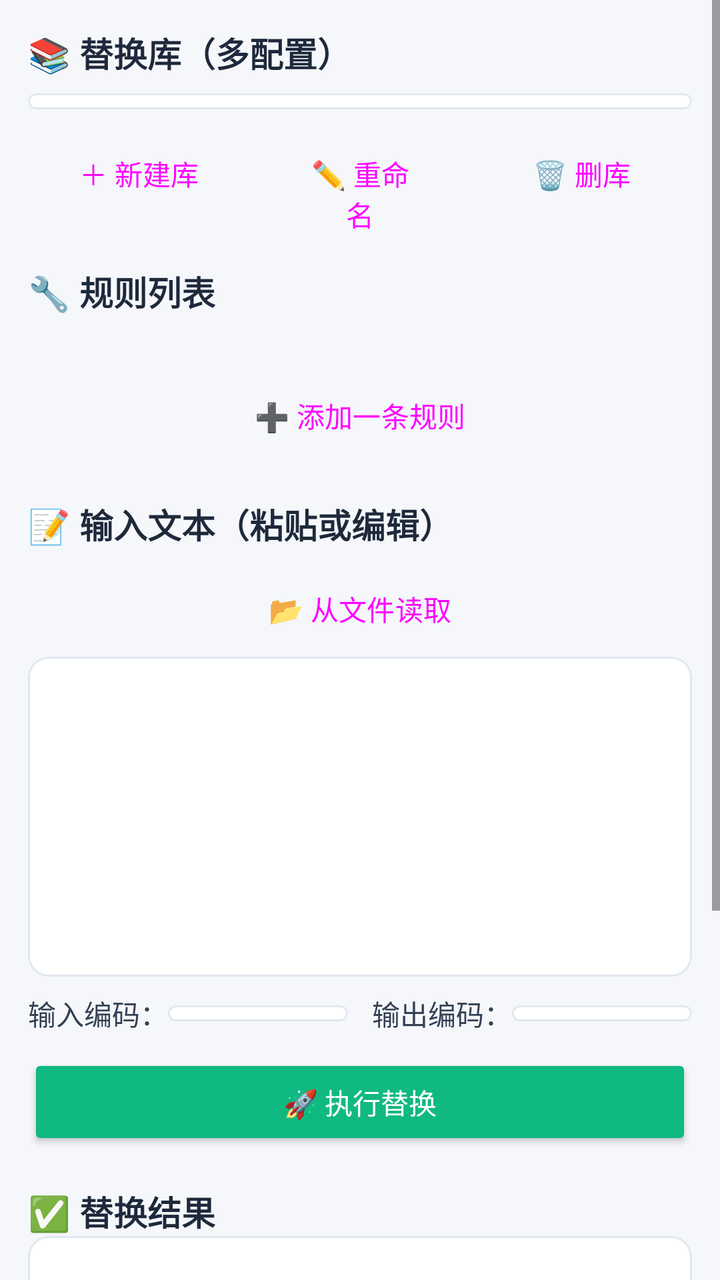
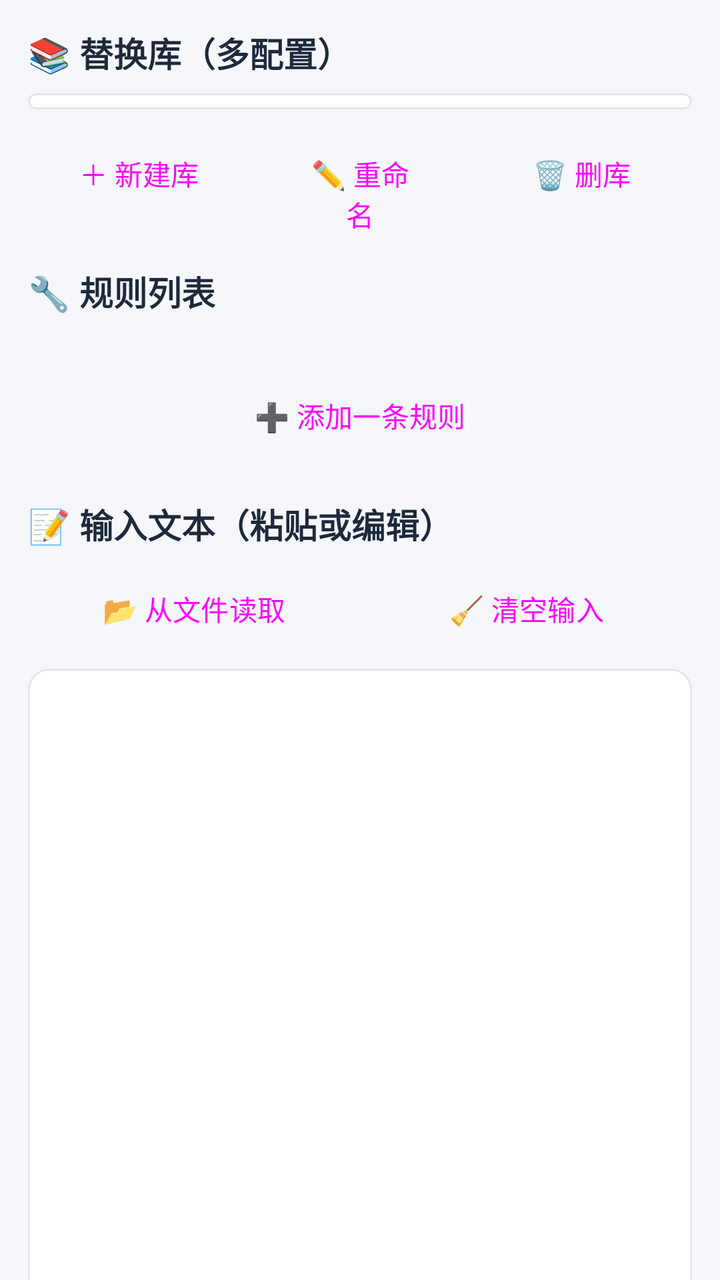

Compare the two renders of this Android layout. The source of the first and the diff that turns it into the second are given below.
<!-- AndroidManifest.xml: application theme Theme.TxtReplacer -->
<!-- res/layout/activity_main.xml -->
<?xml version="1.0" encoding="utf-8"?>
<ScrollView xmlns:android="http://schemas.android.com/apk/res/android"
    android:layout_width="match_parent"
    android:layout_height="match_parent"
    android:background="@color/bg"
    android:fillViewport="true">

    <LinearLayout
        android:layout_width="match_parent"
        android:layout_height="wrap_content"
        android:orientation="vertical"
        android:padding="14dp">

        
        <TextView
            android:layout_width="wrap_content"
            android:layout_height="wrap_content"
            android:text="📚 替换库（多配置）"
            android:textSize="17sp"
            android:textStyle="bold"
            android:textColor="#1E293B" />

        <Spinner
            android:id="@+id/spinner_library"
            android:layout_width="match_parent"
            android:layout_height="wrap_content"
            android:layout_marginTop="8dp"
            android:background="@drawable/bg_input" />

        <LinearLayout
            android:layout_width="match_parent"
            android:layout_height="wrap_content"
            android:orientation="horizontal"
            android:layout_marginTop="8dp">

            <Button
                android:id="@+id/btn_new_library"
                android:layout_width="0dp"
                android:layout_height="wrap_content"
                android:layout_weight="1"
                android:text="＋ 新建库"
                android:textAllCaps="false"
                style="@style/Widget.Material3.Button.TonalButton" />

            <Button
                android:id="@+id/btn_rename_library"
                android:layout_width="0dp"
                android:layout_height="wrap_content"
                android:layout_weight="1"
                android:text="✏️ 重命名"
                android:textAllCaps="false"
                style="@style/Widget.Material3.Button.TonalButton" />

            <Button
                android:id="@+id/btn_delete_library"
                android:layout_width="0dp"
                android:layout_height="wrap_content"
                android:layout_weight="1"
                android:text="🗑️ 删库"
                android:textAllCaps="false"
                style="@style/Widget.Material3.Button.TonalButton" />
        </LinearLayout>

        
        <TextView
            android:layout_width="wrap_content"
            android:layout_height="wrap_content"
            android:layout_marginTop="18dp"
            android:text="🔧 规则列表"
            android:textSize="17sp"
            android:textStyle="bold"
            android:textColor="#1E293B" />

        <TextView
            android:id="@+id/tv_rule_count"
            android:layout_width="wrap_content"
            android:layout_height="wrap_content"
            android:textColor="#64748B"
            android:textSize="13sp" />

        <LinearLayout
            android:id="@+id/container_rules"
            android:layout_width="match_parent"
            android:layout_height="wrap_content"
            android:orientation="vertical" />

        <Button
            android:id="@+id/btn_add_rule"
            android:layout_width="match_parent"
            android:layout_height="wrap_content"
            android:layout_marginTop="8dp"
            android:text="➕ 添加一条规则"
            android:textAllCaps="false"
            style="@style/Widget.Material3.Button.TonalButton" />

        
        <TextView
            android:layout_width="wrap_content"
            android:layout_height="wrap_content"
            android:layout_marginTop="18dp"
            android:text="📝 输入文本（粘贴或编辑）"
            android:textSize="17sp"
            android:textStyle="bold"
            android:textColor="#1E293B" />

        <Button
            android:id="@+id/btn_open"
            android:layout_width="match_parent"
            android:layout_height="wrap_content"
            android:layout_marginTop="6dp"
            android:text="📂 从文件读取"
            android:textAllCaps="false"
            style="@style/Widget.Material3.Button.TonalButton" />

        <EditText
            android:id="@+id/et_input"
            android:layout_width="match_parent"
            android:layout_height="160dp"
            android:background="@drawable/bg_input"
            android:gravity="top|start"
            android:inputType="textMultiLine"
            android:scrollbars="vertical"
            android:padding="10dp"
            android:textSize="15sp" />

        <LinearLayout
            android:layout_width="match_parent"
            android:layout_height="wrap_content"
            android:layout_marginTop="8dp"
            android:orientation="horizontal"
            android:gravity="center_vertical">

            <TextView
                android:layout_width="wrap_content"
                android:layout_height="wrap_content"
                android:text="输入编码："
                android:textColor="#334155" />

            <Spinner
                android:id="@+id/spinner_in_encoding"
                android:layout_width="0dp"
                android:layout_height="wrap_content"
                android:layout_weight="1"
                android:background="@drawable/bg_input" />

            <TextView
                android:layout_width="wrap_content"
                android:layout_height="wrap_content"
                android:layout_marginStart="12dp"
                android:text="输出编码："
                android:textColor="#334155" />

            <Spinner
                android:id="@+id/spinner_out_encoding"
                android:layout_width="0dp"
                android:layout_height="wrap_content"
                android:layout_weight="1"
                android:background="@drawable/bg_input" />
        </LinearLayout>

        <Button
            android:id="@+id/btn_replace"
            android:layout_width="match_parent"
            android:layout_height="wrap_content"
            android:layout_marginTop="10dp"
            android:backgroundTint="@color/accent"
            android:text="🚀 执行替换"
            android:textAllCaps="false"
            android:textColor="#FFFFFF" />

        
        <TextView
            android:layout_width="wrap_content"
            android:layout_height="wrap_content"
            android:layout_marginTop="18dp"
            android:text="✅ 替换结果"
            android:textSize="17sp"
            android:textStyle="bold"
            android:textColor="#1E293B" />

        <EditText
            android:id="@+id/et_output"
            android:layout_width="match_parent"
            android:layout_height="180dp"
            android:background="@drawable/bg_input"
            android:gravity="top|start"
            android:inputType="textMultiLine"
            android:scrollbars="vertical"
            android:padding="10dp"
            android:textSize="15sp" />

        <LinearLayout
            android:layout_width="match_parent"
            android:layout_height="wrap_content"
            android:layout_marginTop="10dp"
            android:orientation="horizontal">

            <Button
                android:id="@+id/btn_copy"
                android:layout_width="0dp"
                android:layout_height="wrap_content"
                android:layout_weight="1"
                android:text="📋 复制"
                android:textAllCaps="false"
                style="@style/Widget.Material3.Button.TonalButton" />

            <Button
                android:id="@+id/btn_save"
                android:layout_width="0dp"
                android:layout_height="wrap_content"
                android:layout_weight="1"
                android:backgroundTint="@color/primary"
                android:text="💾 保存为文件"
                android:textAllCaps="false"
                android:textColor="#FFFFFF" />
        </LinearLayout>

        <TextView
            android:id="@+id/tv_status"
            android:layout_width="match_parent"
            android:layout_height="wrap_content"
            android:layout_marginTop="10dp"
            android:gravity="center"
            android:text="就绪"
            android:textColor="#64748B"
            android:textSize="13sp" />

    </LinearLayout>
</ScrollView>
<!-- resources referenced by this layout -->
<resources>
  <color name="accent">#10B981</color>
  <color name="bg">#F5F7FA</color>
  <color name="primary">#3B82F6</color>
  <!-- drawable bg_input (drawable) -->
  <?xml version="1.0" encoding="utf-8"?>
  <shape xmlns:android="http://schemas.android.com/apk/res/android"
      android:shape="rectangle">
      <solid android:color="#FFFFFF" />
      <corners android:radius="10dp" />
      <stroke android:width="1dp" android:color="#E2E8F0" />
      <padding
          android:left="8dp"
          android:top="4dp"
          android:right="8dp"
          android:bottom="4dp" />
  </shape>
  <style name="Theme.TxtReplacer" parent="Theme.Material3.Light.NoActionBar">
          <item name="colorPrimary">@color/primary</item>
          <item name="colorPrimaryDark">@color/primary_dark</item>
          <item name="colorAccent">@color/accent</item>
          <item name="android:windowLightStatusBar">true</item>
      </style>
  <color name="primary_dark">#2563EB</color>
</resources>

<!-- the commit's change to res/layout/activity_main.xml (unified diff, before → after) -->
@@ -1,229 +1,282 @@
 <?xml version="1.0" encoding="utf-8"?>
-<ScrollView xmlns:android="http://schemas.android.com/apk/res/android"
+<LinearLayout xmlns:android="http://schemas.android.com/apk/res/android"
     android:layout_width="match_parent"
     android:layout_height="match_parent"
     android:background="@color/bg"
-    android:fillViewport="true">
-
-    <LinearLayout
+    android:orientation="vertical">
+
+    <androidx.core.widget.NestedScrollView
+        android:id="@+id/nested_scroll"
         android:layout_width="match_parent"
-        android:layout_height="wrap_content"
-        android:orientation="vertical"
-        android:padding="14dp">
-
-        
-        <TextView
-            android:layout_width="wrap_content"
-            android:layout_height="wrap_content"
-            android:text="📚 替换库（多配置）"
-            android:textSize="17sp"
-            android:textStyle="bold"
-            android:textColor="#1E293B" />
-
-        <Spinner
-            android:id="@+id/spinner_library"
-            android:layout_width="match_parent"
-            android:layout_height="wrap_content"
-            android:layout_marginTop="8dp"
-            android:background="@drawable/bg_input" />
+        android:layout_height="match_parent">
 
         <LinearLayout
             android:layout_width="match_parent"
             android:layout_height="wrap_content"
-            android:orientation="horizontal"
-            android:layout_marginTop="8dp">
+            android:orientation="vertical"
+            android:padding="14dp">
+
+            
+            <TextView
+                android:layout_width="wrap_content"
+                android:layout_height="wrap_content"
+                android:text="📚 替换库（多配置）"
+                android:textSize="17sp"
+                android:textStyle="bold"
+                android:textColor="#1E293B" />
+
+            <Spinner
+                android:id="@+id/spinner_library"
+                android:layout_width="match_parent"
+                android:layout_height="wrap_content"
+                android:layout_marginTop="8dp"
+                android:background="@drawable/bg_input" />
+
+            <LinearLayout
+                android:layout_width="match_parent"
+                android:layout_height="wrap_content"
+                android:orientation="horizontal"
+                android:layout_marginTop="8dp">
+
+                <Button
+                    android:id="@+id/btn_new_library"
+                    android:layout_width="0dp"
+                    android:layout_height="wrap_content"
+                    android:layout_weight="1"
+                    android:text="＋ 新建库"
+                    android:textAllCaps="false"
+                    style="@style/Widget.Material3.Button.TonalButton" />
+
+                <Button
+                    android:id="@+id/btn_rename_library"
+                    android:layout_width="0dp"
+                    android:layout_height="wrap_content"
+                    android:layout_weight="1"
+                    android:text="✏️ 重命名"
+                    android:textAllCaps="false"
+                    style="@style/Widget.Material3.Button.TonalButton" />
+
+                <Button
+                    android:id="@+id/btn_delete_library"
+                    android:layout_width="0dp"
+                    android:layout_height="wrap_content"
+                    android:layout_weight="1"
+                    android:text="🗑️ 删库"
+                    android:textAllCaps="false"
+                    style="@style/Widget.Material3.Button.TonalButton" />
+            </LinearLayout>
+
+            
+            <TextView
+                android:layout_width="wrap_content"
+                android:layout_height="wrap_content"
+                android:layout_marginTop="18dp"
+                android:text="🔧 规则列表"
+                android:textSize="17sp"
+                android:textStyle="bold"
+                android:textColor="#1E293B" />
+
+            <TextView
+                android:id="@+id/tv_rule_count"
+                android:layout_width="wrap_content"
+                android:layout_height="wrap_content"
+                android:textColor="#64748B"
+                android:textSize="13sp" />
+
+            <LinearLayout
+                android:id="@+id/container_rules"
+                android:layout_width="match_parent"
+                android:layout_height="wrap_content"
+                android:orientation="vertical" />
 
             <Button
-                android:id="@+id/btn_new_library"
-                android:layout_width="0dp"
-                android:layout_height="wrap_content"
-                android:layout_weight="1"
-                android:text="＋ 新建库"
+                android:id="@+id/btn_add_rule"
+                android:layout_width="match_parent"
+                android:layout_height="wrap_content"
+                android:layout_marginTop="8dp"
+                android:text="➕ 添加一条规则"
                 android:textAllCaps="false"
                 style="@style/Widget.Material3.Button.TonalButton" />
 
+            
+            <TextView
+                android:layout_width="wrap_content"
+                android:layout_height="wrap_content"
+                android:layout_marginTop="18dp"
+                android:text="📝 输入文本（粘贴或编辑）"
+                android:textSize="17sp"
+                android:textStyle="bold"
+                android:textColor="#1E293B" />
+
+            <LinearLayout
+                android:layout_width="match_parent"
+                android:layout_height="wrap_content"
+                android:layout_marginTop="6dp"
+                android:orientation="horizontal">
+
+                <Button
+                    android:id="@+id/btn_open"
+                    android:layout_width="0dp"
+                    android:layout_height="wrap_content"
+                    android:layout_weight="1"
+                    android:text="📂 从文件读取"
+                    android:textAllCaps="false"
+                    style="@style/Widget.Material3.Button.TonalButton" />
+
+                <Button
+                    android:id="@+id/btn_clear_input"
+                    android:layout_width="0dp"
+                    android:layout_height="wrap_content"
+                    android:layout_weight="1"
+                    android:text="🧹 清空输入"
+                    android:textAllCaps="false"
+                    style="@style/Widget.Material3.Button.TonalButton" />
+            </LinearLayout>
+
+            
+            <ScrollView
+                android:id="@+id/scroll_input"
+                android:layout_width="match_parent"
+                android:layout_height="320dp"
+                android:layout_marginTop="6dp"
+                android:background="@drawable/bg_input"
+                android:fillViewport="true">
+
+                <EditText
+                    android:id="@+id/et_input"
+                    android:layout_width="match_parent"
+                    android:layout_height="wrap_content"
+                    android:background="@null"
+                    android:gravity="top|start"
+                    android:inputType="textMultiLine"
+                    android:minHeight="310dp"
+                    android:padding="10dp"
+                    android:textSize="15sp"
+                    android:textIsSelectable="true" />
+            </ScrollView>
+
+            <LinearLayout
+                android:layout_width="match_parent"
+                android:layout_height="wrap_content"
+                android:layout_marginTop="8dp"
+                android:orientation="horizontal"
+                android:gravity="center_vertical">
+
+                <TextView
+                    android:layout_width="wrap_content"
+                    android:layout_height="wrap_content"
+                    android:text="输入编码："
+                    android:textColor="#334155" />
+
+                <Spinner
+                    android:id="@+id/spinner_in_encoding"
+                    android:layout_width="0dp"
+                    android:layout_height="wrap_content"
+                    android:layout_weight="1"
+                    android:background="@drawable/bg_input" />
+
+                <TextView
+                    android:layout_width="wrap_content"
+                    android:layout_height="wrap_content"
+                    android:layout_marginStart="12dp"
+                    android:text="输出编码："
+                    android:textColor="#334155" />
+
+                <Spinner
+                    android:id="@+id/spinner_out_encoding"
+                    android:layout_width="0dp"
+                    android:layout_height="wrap_content"
+                    android:layout_weight="1"
+                    android:background="@drawable/bg_input" />
+            </LinearLayout>
+
             <Button
-                android:id="@+id/btn_rename_library"
-                android:layout_width="0dp"
-                android:layout_height="wrap_content"
-                android:layout_weight="1"
-                android:text="✏️ 重命名"
-                android:textAllCaps="false"
-                style="@style/Widget.Material3.Button.TonalButton" />
-
-            <Button
-                android:id="@+id/btn_delete_library"
-                android:layout_width="0dp"
-                android:layout_height="wrap_content"
-                android:layout_weight="1"
-                android:text="🗑️ 删库"
-                android:textAllCaps="false"
-                style="@style/Widget.Material3.Button.TonalButton" />
-        </LinearLayout>
-
-        
-        <TextView
-            android:layout_width="wrap_content"
-            android:layout_height="wrap_content"
-            android:layout_marginTop="18dp"
-            android:text="🔧 规则列表"
-            android:textSize="17sp"
-            android:textStyle="bold"
-            android:textColor="#1E293B" />
-
-        <TextView
-            android:id="@+id/tv_rule_count"
-            android:layout_width="wrap_content"
-            android:layout_height="wrap_content"
-            android:textColor="#64748B"
-            android:textSize="13sp" />
-
-        <LinearLayout
-            android:id="@+id/container_rules"
-            android:layout_width="match_parent"
-            android:layout_height="wrap_content"
-            android:orientation="vertical" />
-
-        <Button
-            android:id="@+id/btn_add_rule"
-            android:layout_width="match_parent"
-            android:layout_height="wrap_content"
-            android:layout_marginTop="8dp"
-            android:text="➕ 添加一条规则"
-            android:textAllCaps="false"
-            style="@style/Widget.Material3.Button.TonalButton" />
-
-        
-        <TextView
-            android:layout_width="wrap_content"
-            android:layout_height="wrap_content"
-            android:layout_marginTop="18dp"
-            android:text="📝 输入文本（粘贴或编辑）"
-            android:textSize="17sp"
-            android:textStyle="bold"
-            android:textColor="#1E293B" />
-
-        <Button
-            android:id="@+id/btn_open"
-            android:layout_width="match_parent"
-            android:layout_height="wrap_content"
-            android:layout_marginTop="6dp"
-            android:text="📂 从文件读取"
-            android:textAllCaps="false"
-            style="@style/Widget.Material3.Button.TonalButton" />
-
-        <EditText
-            android:id="@+id/et_input"
-            android:layout_width="match_parent"
-            android:layout_height="160dp"
-            android:background="@drawable/bg_input"
-            android:gravity="top|start"
-            android:inputType="textMultiLine"
-            android:scrollbars="vertical"
-            android:padding="10dp"
-            android:textSize="15sp" />
-
-        <LinearLayout
-            android:layout_width="match_parent"
-            android:layout_height="wrap_content"
-            android:layout_marginTop="8dp"
-            android:orientation="horizontal"
-            android:gravity="center_vertical">
-
-            <TextView
-                android:layout_width="wrap_content"
-                android:layout_height="wrap_content"
-                android:text="输入编码："
-                android:textColor="#334155" />
-
-            <Spinner
-                android:id="@+id/spinner_in_encoding"
-                android:layout_width="0dp"
-                android:layout_height="wrap_content"
-                android:layout_weight="1"
-                android:background="@drawable/bg_input" />
-
-            <TextView
-                android:layout_width="wrap_content"
-                android:layout_height="wrap_content"
-                android:layout_marginStart="12dp"
-                android:text="输出编码："
-                android:textColor="#334155" />
-
-            <Spinner
-                android:id="@+id/spinner_out_encoding"
-                android:layout_width="0dp"
-                android:layout_height="wrap_content"
-                android:layout_weight="1"
-                android:background="@drawable/bg_input" />
-        </LinearLayout>
-
-        <Button
-            android:id="@+id/btn_replace"
-            android:layout_width="match_parent"
-            android:layout_height="wrap_content"
-            android:layout_marginTop="10dp"
-            android:backgroundTint="@color/accent"
-            android:text="🚀 执行替换"
-            android:textAllCaps="false"
-            android:textColor="#FFFFFF" />
-
-        
-        <TextView
-            android:layout_width="wrap_content"
-            android:layout_height="wrap_content"
-            android:layout_marginTop="18dp"
-            android:text="✅ 替换结果"
-            android:textSize="17sp"
-            android:textStyle="bold"
-            android:textColor="#1E293B" />
-
-        <EditText
-            android:id="@+id/et_output"
-            android:layout_width="match_parent"
-            android:layout_height="180dp"
-            android:background="@drawable/bg_input"
-            android:gravity="top|start"
-            android:inputType="textMultiLine"
-            android:scrollbars="vertical"
-            android:padding="10dp"
-            android:textSize="15sp" />
-
-        <LinearLayout
-            android:layout_width="match_parent"
-            android:layout_height="wrap_content"
-            android:layout_marginTop="10dp"
-            android:orientation="horizontal">
-
-            <Button
-                android:id="@+id/btn_copy"
-                android:layout_width="0dp"
-                android:layout_height="wrap_content"
-                android:layout_weight="1"
-                android:text="📋 复制"
-                android:textAllCaps="false"
-                style="@style/Widget.Material3.Button.TonalButton" />
-
-            <Button
-                android:id="@+id/btn_save"
-                android:layout_width="0dp"
-                android:layout_height="wrap_content"
-                android:layout_weight="1"
-                android:backgroundTint="@color/primary"
-                android:text="💾 保存为文件"
+                android:id="@+id/btn_replace"
+                android:layout_width="match_parent"
+                android:layout_height="wrap_content"
+                android:layout_marginTop="10dp"
+                android:backgroundTint="@color/accent"
+                android:text="🚀 执行替换"
                 android:textAllCaps="false"
                 android:textColor="#FFFFFF" />
+
+            
+            <TextView
+                android:layout_width="wrap_content"
+                android:layout_height="wrap_content"
+                android:layout_marginTop="18dp"
+                android:text="✅ 替换结果"
+                android:textSize="17sp"
+                android:textStyle="bold"
+                android:textColor="#1E293B" />
+
+            
+            <ScrollView
+                android:id="@+id/scroll_output"
+                android:layout_width="match_parent"
+                android:layout_height="320dp"
+                android:layout_marginTop="6dp"
+                android:background="@drawable/bg_input"
+                android:fillViewport="true">
+
+                <EditText
+                    android:id="@+id/et_output"
+                    android:layout_width="match_parent"
+                    android:layout_height="wrap_content"
+                    android:background="@null"
+                    android:gravity="top|start"
+                    android:inputType="textMultiLine"
+                    android:minHeight="310dp"
+                    android:padding="10dp"
+                    android:textSize="15sp"
+                    android:textIsSelectable="true" />
+            </ScrollView>
+
+            <LinearLayout
+                android:layout_width="match_parent"
+                android:layout_height="wrap_content"
+                android:layout_marginTop="10dp"
+                android:orientation="horizontal">
+
+                <Button
+                    android:id="@+id/btn_copy"
+                    android:layout_width="0dp"
+                    android:layout_height="wrap_content"
+                    android:layout_weight="1"
+                    android:text="📋 复制"
+                    android:textAllCaps="false"
+                    style="@style/Widget.Material3.Button.TonalButton" />
+
+                <Button
+                    android:id="@+id/btn_clear_output"
+                    android:layout_width="0dp"
+                    android:layout_height="wrap_content"
+                    android:layout_weight="1"
+                    android:text="🧹 清空结果"
+                    android:textAllCaps="false"
+                    style="@style/Widget.Material3.Button.TonalButton" />
+
+                <Button
+                    android:id="@+id/btn_save"
+                    android:layout_width="0dp"
+                    android:layout_height="wrap_content"
+                    android:layout_weight="1"
+                    android:backgroundTint="@color/primary"
+                    android:text="💾 保存"
+                    android:textAllCaps="false"
+                    android:textColor="#FFFFFF" />
+            </LinearLayout>
+
+            <TextView
+                android:id="@+id/tv_status"
+                android:layout_width="match_parent"
+                android:layout_height="wrap_content"
+                android:layout_marginTop="10dp"
+                android:gravity="center"
+                android:text="就绪"
+                android:textColor="#64748B"
+                android:textSize="13sp" />
+
         </LinearLayout>
-
-        <TextView
-            android:id="@+id/tv_status"
-            android:layout_width="match_parent"
-            android:layout_height="wrap_content"
-            android:layout_marginTop="10dp"
-            android:gravity="center"
-            android:text="就绪"
-            android:textColor="#64748B"
-            android:textSize="13sp" />
-
-    </LinearLayout>
-</ScrollView>
+    </androidx.core.widget.NestedScrollView>
+</LinearLayout>
